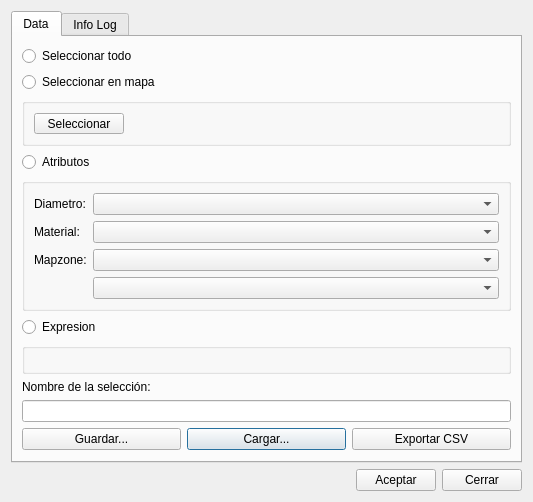
Qt form core/ui/toolbars/assetmanage/priority.ui (bgeo-gis/gw_assetmanage_plugin) before a commit.
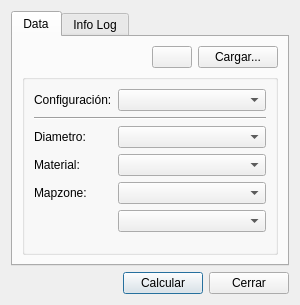
The same form after that commit. Custom widgets are drawn as their Qt base class.

Commit message: Clean and enhance code: button priority

```diff
--- a/core/ui/toolbars/assetmanage/priority.ui
+++ b/core/ui/toolbars/assetmanage/priority.ui
@@ -6,14 +6,45 @@
    <rect>
     <x>0</x>
     <y>0</y>
-    <width>533</width>
-    <height>466</height>
+    <width>300</width>
+    <height>305</height>
    </rect>
   </property>
   <property name="windowTitle">
    <string>Selección de prioridades</string>
   </property>
   <layout class="QGridLayout" name="gridLayout">
+   <item row="6" column="0">
+    <layout class="QHBoxLayout" name="horizontalLayout">
+     <item>
+      <spacer name="horizontalSpacer_2">
+       <property name="orientation">
+        <enum>Qt::Horizontal</enum>
+       </property>
+       <property name="sizeHint" stdset="0">
+        <size>
+         <width>40</width>
+         <height>20</height>
+        </size>
+       </property>
+      </spacer>
+     </item>
+     <item>
+      <widget class="QPushButton" name="btn_calc">
+       <property name="text">
+        <string>Calcular</string>
+       </property>
+      </widget>
+     </item>
+     <item>
+      <widget class="QPushButton" name="btn_cancel">
+       <property name="text">
+        <string>Cerrar</string>
+       </property>
+      </widget>
+     </item>
+    </layout>
+   </item>
    <item row="0" column="0">
     <widget class="QTabWidget" name="mainTab">
      <property name="currentIndex">
@@ -24,222 +55,149 @@
        <string>Data</string>
       </attribute>
       <layout class="QGridLayout" name="gridLayout_5">
-       <item row="12" column="1">
+       <item row="0" column="2">
         <widget class="QPushButton" name="btn_load">
+         <property name="sizePolicy">
+          <sizepolicy hsizetype="Minimum" vsizetype="Fixed">
+           <horstretch>0</horstretch>
+           <verstretch>0</verstretch>
+          </sizepolicy>
+         </property>
          <property name="text">
           <string>Cargar...</string>
          </property>
         </widget>
        </item>
-       <item row="12" column="0">
-        <widget class="QPushButton" name="btn_save">
-         <property name="text">
-          <string>Guardar...</string>
-         </property>
-        </widget>
-       </item>
-       <item row="12" column="2">
-        <widget class="QPushButton" name="btn_export_csv">
-         <property name="text">
-          <string>Exportar CSV</string>
-         </property>
-        </widget>
-       </item>
-       <item row="11" column="0" colspan="3">
-        <widget class="QLineEdit" name="txt_result_name"/>
-       </item>
-       <item row="10" column="0" colspan="3">
-        <widget class="QLabel" name="lbl_result_name">
+       <item row="0" column="1">
+        <widget class="QPushButton" name="btn_snapping">
          <property name="sizePolicy">
-          <sizepolicy hsizetype="Preferred" vsizetype="Maximum">
+          <sizepolicy hsizetype="Fixed" vsizetype="Fixed">
            <horstretch>0</horstretch>
            <verstretch>0</verstretch>
           </sizepolicy>
          </property>
          <property name="text">
-          <string>Nombre de la selección:</string>
+          <string/>
          </property>
         </widget>
        </item>
-       <item row="8" column="0" colspan="3">
-        <widget class="QgsCollapsibleGroupBox" name="grb_expr">
-         <property name="enabled">
-          <bool>true</bool>
-         </property>
-         <property name="sizePolicy">
-          <sizepolicy hsizetype="Preferred" vsizetype="Maximum">
-           <horstretch>0</horstretch>
-           <verstretch>0</verstretch>
-          </sizepolicy>
-         </property>
-         <property name="collapsed" stdset="0">
-          <bool>true</bool>
+       <item row="1" column="0" colspan="3">
+        <widget class="QGroupBox" name="groupBox">
+         <property name="title">
+          <string/>
          </property>
          <layout class="QGridLayout" name="gridLayout_2">
-          <item row="0" column="0">
-           <widget class="QgsExpressionBuilderWidget" name="mExpressionBuilderWidget" native="true"/>
-          </item>
-         </layout>
-        </widget>
-       </item>
-       <item row="7" column="0" colspan="3">
-        <widget class="QRadioButton" name="rb_expr">
-         <property name="enabled">
-          <bool>true</bool>
-         </property>
-         <property name="text">
-          <string>Expresion</string>
-         </property>
-        </widget>
-       </item>
-       <item row="6" column="0" colspan="3">
-        <widget class="QGroupBox" name="grb_attr">
-         <property name="sizePolicy">
-          <sizepolicy hsizetype="Preferred" vsizetype="Maximum">
-           <horstretch>0</horstretch>
-           <verstretch>0</verstretch>
-          </sizepolicy>
-         </property>
-         <property name="title">
-          <string/>
-         </property>
-         <layout class="QGridLayout" name="gridLayout_4">
-          <item row="1" column="1">
-           <widget class="QComboBox" name="cmb_material">
+          <item row="2" column="1" colspan="2">
+           <widget class="QComboBox" name="cmb_dnom">
             <property name="sizePolicy">
-             <sizepolicy hsizetype="MinimumExpanding" vsizetype="Fixed">
+             <sizepolicy hsizetype="Preferred" vsizetype="Fixed">
               <horstretch>0</horstretch>
               <verstretch>0</verstretch>
              </sizepolicy>
             </property>
            </widget>
           </item>
-          <item row="2" column="1">
+          <item row="4" column="1" colspan="2">
            <widget class="QComboBox" name="cmb_mapzone">
             <property name="sizePolicy">
-             <sizepolicy hsizetype="MinimumExpanding" vsizetype="Fixed">
+             <sizepolicy hsizetype="Preferred" vsizetype="Fixed">
               <horstretch>0</horstretch>
               <verstretch>0</verstretch>
              </sizepolicy>
             </property>
            </widget>
           </item>
-          <item row="1" column="0">
+          <item row="5" column="1" colspan="2">
+           <widget class="QComboBox" name="cmb_child"/>
+          </item>
+          <item row="3" column="1" colspan="2">
+           <widget class="QComboBox" name="cmb_material">
+            <property name="sizePolicy">
+             <sizepolicy hsizetype="Preferred" vsizetype="Fixed">
+              <horstretch>0</horstretch>
+              <verstretch>0</verstretch>
+             </sizepolicy>
+            </property>
+           </widget>
+          </item>
+          <item row="3" column="0">
            <widget class="QLabel" name="lbl_material">
             <property name="text">
              <string>Material:</string>
             </property>
            </widget>
           </item>
-          <item row="0" column="1">
-           <widget class="QComboBox" name="cmb_dnom">
-            <property name="sizePolicy">
-             <sizepolicy hsizetype="MinimumExpanding" vsizetype="Fixed">
-              <horstretch>0</horstretch>
-              <verstretch>0</verstretch>
-             </sizepolicy>
-            </property>
-           </widget>
-          </item>
-          <item row="0" column="0">
+          <item row="2" column="0">
            <widget class="QLabel" name="lbl_dnom">
             <property name="text">
              <string>Diametro:</string>
             </property>
            </widget>
           </item>
-          <item row="2" column="0">
+          <item row="4" column="0">
            <widget class="QLabel" name="lbl_mapzone">
+            <property name="sizePolicy">
+             <sizepolicy hsizetype="Maximum" vsizetype="Preferred">
+              <horstretch>0</horstretch>
+              <verstretch>0</verstretch>
+             </sizepolicy>
+            </property>
             <property name="text">
              <string>Mapzone:</string>
             </property>
            </widget>
           </item>
-          <item row="3" column="1">
-           <widget class="QComboBox" name="cmb_child"/>
-          </item>
-         </layout>
-        </widget>
-       </item>
-       <item row="5" column="0" colspan="3">
-        <widget class="QRadioButton" name="rb_attr">
-         <property name="text">
-          <string>Atributos</string>
-         </property>
-        </widget>
-       </item>
-       <item row="2" column="0" colspan="3">
-        <widget class="QGroupBox" name="grb_select">
-         <property name="sizePolicy">
-          <sizepolicy hsizetype="Preferred" vsizetype="Maximum">
-           <horstretch>0</horstretch>
-           <verstretch>0</verstretch>
-          </sizepolicy>
-         </property>
-         <property name="title">
-          <string/>
-         </property>
-         <layout class="QGridLayout" name="gridLayout_3">
-          <item row="0" column="1">
-           <spacer name="horizontalSpacer">
+          <item row="6" column="0" colspan="3">
+           <spacer name="verticalSpacer">
             <property name="orientation">
-             <enum>Qt::Horizontal</enum>
+             <enum>Qt::Vertical</enum>
             </property>
             <property name="sizeHint" stdset="0">
              <size>
-              <width>40</width>
-              <height>20</height>
+              <width>20</width>
+              <height>40</height>
              </size>
             </property>
            </spacer>
           </item>
+          <item row="0" column="1" colspan="2">
+           <widget class="QComboBox" name="cmb_result_name"/>
+          </item>
           <item row="0" column="0">
-           <widget class="QToolButton" name="btn_snapping">
+           <widget class="QLabel" name="lbl_result_name">
             <property name="sizePolicy">
-             <sizepolicy hsizetype="Fixed" vsizetype="Minimum">
+             <sizepolicy hsizetype="Maximum" vsizetype="Preferred">
               <horstretch>0</horstretch>
               <verstretch>0</verstretch>
              </sizepolicy>
             </property>
             <property name="text">
-             <string>  Seleccionar  </string>
+             <string>Configuración:</string>
             </property>
-            <property name="popupMode">
-             <enum>QToolButton::InstantPopup</enum>
-            </property>
-            <property name="toolButtonStyle">
-             <enum>Qt::ToolButtonTextOnly</enum>
-            </property>
-            <property name="autoRaise">
-             <bool>false</bool>
-            </property>
-            <property name="arrowType">
-             <enum>Qt::DownArrow</enum>
+           </widget>
+          </item>
+          <item row="1" column="0" colspan="3">
+           <widget class="Line" name="line">
+            <property name="orientation">
+             <enum>Qt::Horizontal</enum>
             </property>
            </widget>
           </item>
          </layout>
         </widget>
        </item>
-       <item row="1" column="0" colspan="3">
-        <widget class="QRadioButton" name="rb_select">
-         <property name="text">
-          <string>Seleccionar en mapa</string>
+       <item row="0" column="0">
+        <spacer name="horizontalSpacer">
+         <property name="orientation">
+          <enum>Qt::Horizontal</enum>
          </property>
-        </widget>
-       </item>
-       <item row="0" column="0" colspan="3">
-        <widget class="QRadioButton" name="rb_select_all">
-         <property name="text">
-          <string>Seleccionar todo</string>
+         <property name="sizeHint" stdset="0">
+          <size>
+           <width>40</width>
+           <height>20</height>
+          </size>
          </property>
-         <property name="checkable">
-          <bool>true</bool>
-         </property>
-         <property name="checked">
-          <bool>false</bool>
-         </property>
-        </widget>
+        </spacer>
        </item>
       </layout>
      </widget>
@@ -249,59 +207,42 @@
       </attribute>
       <layout class="QGridLayout" name="gridLayout_6">
        <item row="0" column="0">
-        <widget class="QTextEdit" name="txt_infolog"/>
+        <layout class="QGridLayout" name="gridLayout_4">
+         <item row="3" column="0">
+          <widget class="QPushButton" name="btn_save">
+           <property name="text">
+            <string>Guardar...</string>
+           </property>
+          </widget>
+         </item>
+         <item row="3" column="1">
+          <widget class="QPushButton" name="btn_export_csv">
+           <property name="text">
+            <string>Exportar CSV</string>
+           </property>
+          </widget>
+         </item>
+         <item row="2" column="0" colspan="2">
+          <widget class="QLineEdit" name="txt_result_name"/>
+         </item>
+         <item row="1" column="0" colspan="2">
+          <widget class="QLabel" name="label">
+           <property name="text">
+            <string>Nombre del resultado:</string>
+           </property>
+          </widget>
+         </item>
+         <item row="0" column="0" colspan="2">
+          <widget class="QTextEdit" name="txt_infolog"/>
+         </item>
+        </layout>
        </item>
       </layout>
      </widget>
     </widget>
    </item>
-   <item row="6" column="0">
-    <layout class="QHBoxLayout" name="horizontalLayout">
-     <item>
-      <spacer name="horizontalSpacer_2">
-       <property name="orientation">
-        <enum>Qt::Horizontal</enum>
-       </property>
-       <property name="sizeHint" stdset="0">
-        <size>
-         <width>40</width>
-         <height>20</height>
-        </size>
-       </property>
-      </spacer>
-     </item>
-     <item>
-      <widget class="QPushButton" name="btn_accept">
-       <property name="text">
-        <string>Aceptar</string>
-       </property>
-      </widget>
-     </item>
-     <item>
-      <widget class="QPushButton" name="btn_cancel">
-       <property name="text">
-        <string>Cerrar</string>
-       </property>
-      </widget>
-     </item>
-    </layout>
-   </item>
   </layout>
  </widget>
- <customwidgets>
-  <customwidget>
-   <class>QgsCollapsibleGroupBox</class>
-   <extends>QGroupBox</extends>
-   <header>qgscollapsiblegroupbox.h</header>
-   <container>1</container>
-  </customwidget>
-  <customwidget>
-   <class>QgsExpressionBuilderWidget</class>
-   <extends>QWidget</extends>
-   <header>qgsexpressionbuilderwidget.h</header>
-   <container>1</container>
-  </customwidget>
- </customwidgets>
  <resources/>
  <connections/>
 </ui>
```
The commit also changes 2 other files.
